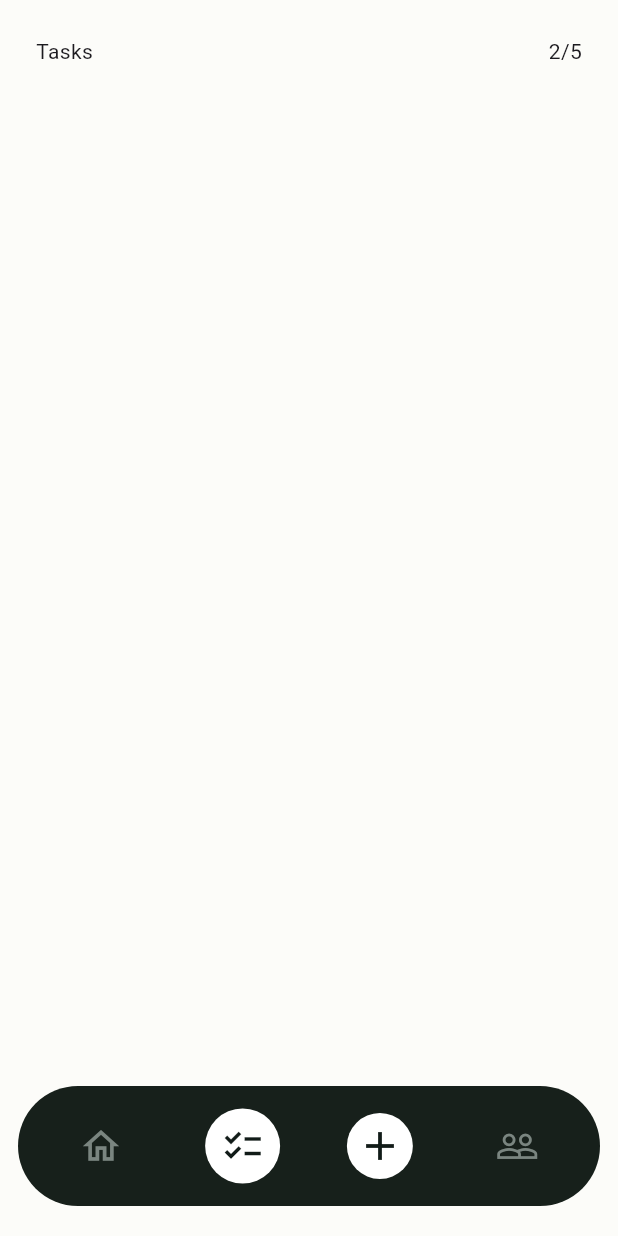
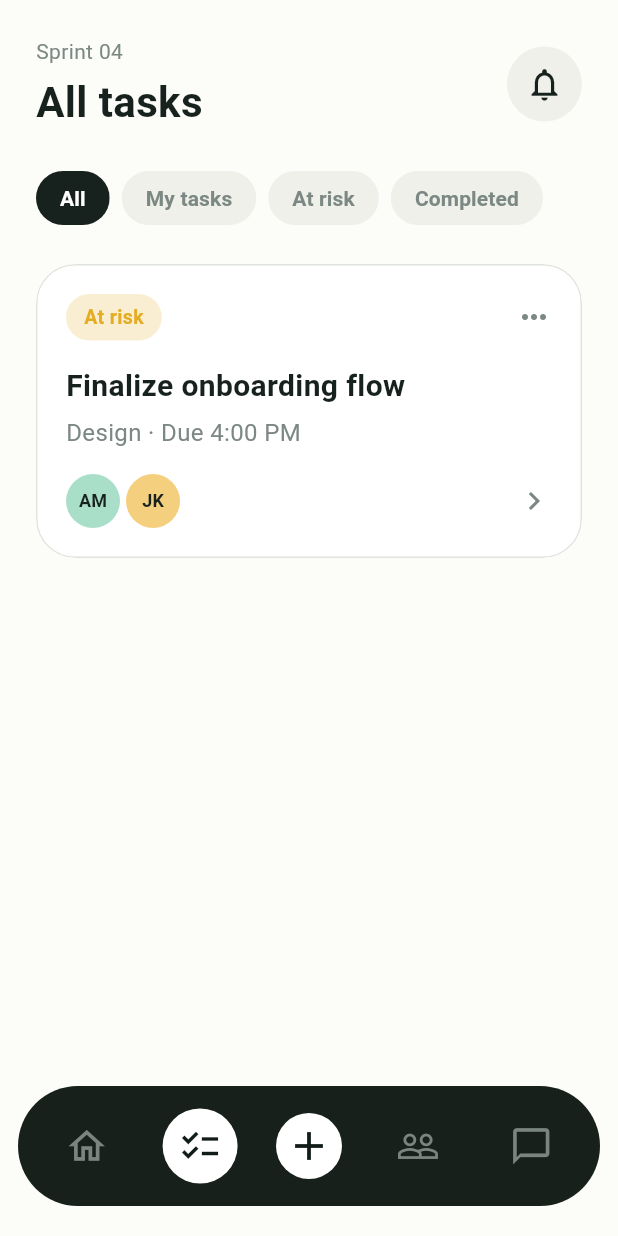
Before and after one commit to julesineza/mobile_dev_formative_assignment1, a Flutter app: the screen it shows after launch, on a phone screen of 412 x 824 dp. Run offline on Flutter 3.47's test engine with Material 3 defaults, Android fonts, the phone set to English and light mode, and no system bars.

Commit message:
Add filter chips to TaskListScreen and introduce AppColors theme

```diff
--- a/lib/screens/task_list_screen.dart
+++ b/lib/screens/task_list_screen.dart
@@ -1,6 +1,8 @@
 import 'package:flutter/material.dart';
 
+import '../theme/app_colors.dart';
 import '../widgets/navabar.dart';
+import '../widgets/task_card.dart';
 
 class TaskListScreen extends StatefulWidget {
   const TaskListScreen({super.key});
@@ -10,17 +12,148 @@ class TaskListScreen extends StatefulWidget {
 }
 
 class _TaskListScreenState extends State<TaskListScreen> {
+  String selectedFilter = 'All';
+
   @override
   Widget build(BuildContext context) {
     return Scaffold(
-      backgroundColor: Color.fromRGBO(252, 252, 249, 1),
+      backgroundColor: AppColors.pageBackground,
       body: SafeArea(
         child: ListView(
           padding: const EdgeInsets.all(24),
           children: [
             Row(
               mainAxisAlignment: MainAxisAlignment.spaceBetween,
-              children: [Text("Tasks"), Text("2/5")],
+              children: [
+                Column(
+                  crossAxisAlignment: CrossAxisAlignment.start,
+                  children: [
+                    Text(
+                      'Sprint 04',
+                      style: TextStyle(color: AppColors.muted, fontSize: 14),
+                    ),
+                    SizedBox(height: 4),
+                    Text(
+                      'All tasks',
+                      style: TextStyle(
+                        color: AppColors.ink,
+                        fontSize: 28,
+                        fontWeight: FontWeight.w700,
+                      ),
+                    ),
+                  ],
+                ),
+                IconButton.filledTonal(
+                  onPressed: () {},
+                  style: IconButton.styleFrom(
+                    backgroundColor: AppColors.softBackground,
+                    foregroundColor: AppColors.ink,
+                    fixedSize: const Size(50, 50),
+                    shape: const CircleBorder(),
+                  ),
+                  icon: const Icon(Icons.notifications_outlined, size: 26),
+                ),
+              ],
+            ),
+            const SizedBox(height: 20),
+            SingleChildScrollView(
+              scrollDirection: Axis.horizontal,
+              child: Row(
+                spacing: 8,
+                children: [
+                  ChoiceChip(
+                    label: const Text('All'),
+                    selected: selectedFilter == 'All',
+                    onSelected: (selected) {
+                      setState(() {
+                        selectedFilter = 'All';
+                      });
+                    },
+                    showCheckmark: false,
+                    selectedColor: AppColors.ink,
+                    backgroundColor: AppColors.softBackground,
+                    side: BorderSide.none,
+                    shape: const StadiumBorder(),
+                    labelStyle: TextStyle(
+                      color: selectedFilter == 'All'
+                          ? AppColors.white
+                          : AppColors.muted,
+                      fontWeight: FontWeight.w600,
+                    ),
+                  ),
+                  ChoiceChip(
+                    label: const Text('My tasks'),
+                    selected: selectedFilter == 'My tasks',
+                    onSelected: (selected) {
+                      setState(() {
+                        selectedFilter = 'My tasks';
+                      });
+                    },
+                    showCheckmark: false,
+                    selectedColor: AppColors.ink,
+                    backgroundColor: AppColors.softBackground,
+                    side: BorderSide.none,
+                    shape: const StadiumBorder(),
+                    labelStyle: TextStyle(
+                      color: selectedFilter == 'My tasks'
+                          ? AppColors.white
+                          : AppColors.muted,
+                      fontWeight: FontWeight.w600,
+                    ),
+                  ),
+                  ChoiceChip(
+                    label: const Text('At risk'),
+                    selected: selectedFilter == 'At risk',
+                    onSelected: (selected) {
+                      setState(() {
+                        selectedFilter = 'At risk';
+                      });
+                    },
+                    showCheckmark: false,
+                    selectedColor: AppColors.ink,
+                    backgroundColor: AppColors.softBackground,
+                    side: BorderSide.none,
+                    shape: const StadiumBorder(),
+                    labelStyle: TextStyle(
+                      color: selectedFilter == 'At risk'
+                          ? AppColors.white
+                          : AppColors.muted,
+                      fontWeight: FontWeight.w600,
+                    ),
+                  ),
+                  ChoiceChip(
+                    label: const Text('Completed'),
+                    selected: selectedFilter == 'Completed',
+                    onSelected: (selected) {
+                      setState(() {
+                        selectedFilter = 'Completed';
+                      });
+                    },
+                    showCheckmark: false,
+                    selectedColor: AppColors.ink,
+                    backgroundColor: AppColors.softBackground,
+                    side: BorderSide.none,
+                    shape: const StadiumBorder(),
+                    labelStyle: TextStyle(
+                      color: selectedFilter == 'Completed'
+                          ? AppColors.white
+                          : AppColors.muted,
+                      fontWeight: FontWeight.w600,
+                    ),
+                  ),
+                ],
+              ),
+            ),
+            const SizedBox(height: 20),
+            const TaskCard(
+              title: 'Finalize onboarding flow',
+              details: 'Design · Due 4:00 PM',
+              status: 'At risk',
+              statusColor: AppColors.atRisk,
+              avatars: [
+                TaskAvatar('AM', AppColors.avatarMint),
+                TaskAvatar('JK', AppColors.avatarGold),
+              ],
             ),
           ],
         ),
--- /dev/null
+++ b/lib/theme/app_colors.dart
@@ -0,0 +1,12 @@
+import 'package:flutter/material.dart';
+
+class AppColors {
+  static const Color ink = Color.fromARGB(255, 23, 33, 29);
+  static const Color muted = Color.fromARGB(255, 124, 136, 131);
+  static const Color pageBackground = Color.fromARGB(255, 252, 252, 249);
+  static const Color softBackground = Color.fromARGB(255, 238, 240, 233);
+  static const Color atRisk = Color.fromARGB(255, 228, 172, 32);
+  static const Color avatarMint = Color.fromARGB(255, 169, 222, 201);
+  static const Color avatarGold = Color.fromARGB(255, 244, 207, 125);
+  static const Color white = Colors.white;
+}
--- a/lib/widgets/navabar.dart
+++ b/lib/widgets/navabar.dart
@@ -24,37 +24,22 @@ class Navbar extends StatelessWidget {
         child: Row(
           mainAxisAlignment: MainAxisAlignment.spaceAround,
           children: [
-            _navItem(
-              icon: Icons.home_outlined,
-              index: 0,
-            ),
+            _navItem(icon: Icons.home_outlined, index: 0),
 
-            _navItem(
-              icon: Icons.checklist,
-              index: 1,
-            ),
+            _navItem(icon: Icons.checklist, index: 1),
 
             _addButton(),
 
-            _navItem(
-              icon: Icons.people_outline,
-              index: 3,
-            ),
+            _navItem(icon: Icons.people_outline, index: 3),
 
-            // _navItem(
-            //   icon: Icons.chat_bubble_outline,
-            //   index: 4,
-            // ),
+            _navItem(icon: Icons.chat_bubble_outline, index: 4),
           ],
         ),
       ),
     );
   }
 
-  Widget _navItem({
-    required IconData icon,
-    required int index,
-  }) {
+  Widget _navItem({required IconData icon, required int index}) {
     final bool isSelected = selectedIndex == index;
 
     return GestureDetector(
@@ -69,9 +54,7 @@ class Navbar extends StatelessWidget {
         child: Icon(
           icon,
           size: 29,
-          color: isSelected
-              ? const Color(0xFF111B18)
-              : const Color(0xFF7A8580),
+          color: isSelected ? const Color(0xFF111B18) : const Color(0xFF7A8580),
         ),
       ),
     );
@@ -87,11 +70,7 @@ class Navbar extends StatelessWidget {
           color: Colors.white,
           shape: BoxShape.circle,
         ),
-        child: const Icon(
-          Icons.add,
-          size: 32,
-          color: Color(0xFF111B18),
-        ),
+        child: const Icon(Icons.add, size: 32, color: Color(0xFF111B18)),
       ),
     );
   }
```
